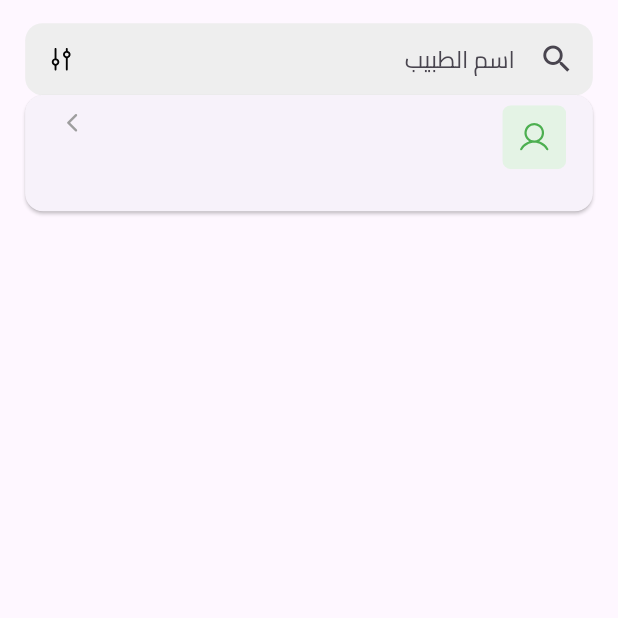
After one commit to alsakniahmad51/TaifClinic, a Flutter app: the DoctorsPage screen opened directly, on a phone screen of 412 x 824 dp, the top half of it. The commit adds this screen. Run offline on Flutter 3.47's test engine with Material 3 defaults, Android fonts, the phone set to English and light mode, and no system bars; our stand-ins replace bloc, equatable, flutter_bloc, flutter_screenutil, flutter_svg, supabase_flutter and 1 more; accounts and stored records are empty.

Commit message:
finished doctors feature logic and start UI

```diff
--- a/lib/core/util/constants.dart
+++ b/lib/core/util/constants.dart
@@ -13,6 +13,7 @@ const String iconSearch = 'assets/images/search.svg';
 const String notification = 'assets/images/notification.svg';
 const String x_ray_icon = 'assets/images/x-ray_icon.svg';
 const String info_icon = 'assets/images/Info.svg';
+const String person = 'assets/images/person.svg';
 
 class AppFont {
   static const primaryFont = 'Cairo';
--- /dev/null
+++ b/lib/features/doctors/presentation/pages/doctors_page.dart
@@ -0,0 +1,15 @@
+import 'package:clinic/features/doctors/presentation/widgets/doctors_page_body.dart';
+import 'package:clinic/features/home/presentation/widgets/home_text_field.dart';
+import 'package:flutter/material.dart';
+import 'package:flutter_screenutil/flutter_screenutil.dart';
+
+class DoctorsPage extends StatelessWidget {
+  const DoctorsPage({super.key});
+
+  @override
+  Widget build(BuildContext context) {
+    return const Scaffold(
+      body: DoctorsPageBody(),
+    );
+  }
+}
--- /dev/null
+++ b/lib/features/doctors/presentation/widgets/doctors_page_body.dart
@@ -0,0 +1,53 @@
+import 'package:clinic/core/util/constants.dart';
+import 'package:clinic/features/home/presentation/widgets/home_text_field.dart';
+import 'package:flutter/material.dart';
+import 'package:flutter_screenutil/flutter_screenutil.dart';
+import 'package:flutter_svg/svg.dart';
+
+class DoctorsPageBody extends StatelessWidget {
+  const DoctorsPageBody({
+    super.key,
+  });
+
+  @override
+  Widget build(BuildContext context) {
+    return SafeArea(
+      child: Column(
+        children: [
+          Padding(
+            padding: EdgeInsets.only(top: 16.h, right: 16.w, left: 16.w),
+            child: const HomeSearchTextFiled(
+              hint: 'اسم الطبيب',
+            ),
+          ),
+          Directionality(
+            textDirection: TextDirection.rtl,
+            child: SizedBox(
+              height: 80.h,
+              child: Card(
+                margin: EdgeInsets.symmetric(
+                  horizontal: 16.w,
+                ),
+                child: ListTile(
+                  trailing: Padding(
+                    padding: EdgeInsets.only(bottom: 20.h),
+                    child: const Icon(
+                      Icons.arrow_forward_ios_rounded,
+                      size: 15,
+                      color: Colors.grey,
+                    ),
+                  ),
+                  leading: SvgPicture.asset(
+                    person,
+                    height: 44.h,
+                    width: 44.w,
+                  ),
+                ),
+              ),
+            ),
+          )
+        ],
+      ),
+    );
+  }
+}
--- a/lib/features/home/presentation/pages/page_view.dart
+++ b/lib/features/home/presentation/pages/page_view.dart
@@ -6,10 +6,6 @@ class Pageview extends StatelessWidget {
 
   @override
   Widget build(BuildContext context) {
-    return Scaffold(
-      floatingActionButtonLocation: FloatingActionButtonLocation.centerDocked,
-      backgroundColor: const Color(0xffEBEBEB),
-      body: PageViewBody(),
-    );
+    return PageViewBody();
   }
 }
--- a/lib/features/home/presentation/widgets/home_text_field.dart
+++ b/lib/features/home/presentation/widgets/home_text_field.dart
@@ -7,13 +7,14 @@ import 'package:flutter_svg/svg.dart';
 class HomeSearchTextFiled extends StatelessWidget {
   const HomeSearchTextFiled({
     super.key,
+    required this.hint,
   });
-
+  final String hint;
   @override
   Widget build(BuildContext context) {
     return Container(
       decoration: BoxDecoration(
-        color: const Color(0xffF6F7F7),
+        color: Colors.grey[200],
         borderRadius: BorderRadius.all(
           Radius.circular(12.r),
         ),
@@ -25,7 +26,7 @@ class HomeSearchTextFiled extends StatelessWidget {
           fit: BoxFit.none,
         ),
         suffix: const Icon(Icons.search),
-        title: "مريض,تصوير مقطعي",
+        title: hint,
         radius: 12.r,
         textEditingController: TextEditingController(),
         keyboardType: TextInputType.text,
```
Also changed, not shown: lib/features/doctors/data/datasources/remote_doctor_datasource.dart (added, +89 -0 lines), lib/features/doctors/data/repos/doctor_repo_impl.dart (added, +38 -0 lines), lib/features/doctors/domain/entities/doctor.dart (added, +22 -0 lines), lib/features/doctors/domain/repos/doctor_repo.dart (added, +7 -0 lines), lib/features/doctors/domain/usecases/fetch_doctor_orders.dart (added, +12 -0 lines), lib/features/doctors/domain/usecases/fetch_doctors_usecase.dart (added, +12 -0 lines), lib/features/doctors/presentation/manager/docotr_cubit/doctors_cubit.dart (added, +23 -0 lines), lib/features/doctors/presentation/manager/docotr_cubit/doctors_state.dart (added, +30 -0 lines), lib/features/doctors/presentation/manager/docotr_order_cubit/doctor_order_cubit.dart (added, +22 -0 lines), lib/features/doctors/presentation/manager/docotr_order_cubit/doctor_order_state.dart (added, +28 -0 lines), lib/features/home/presentation/manager/cubit/order_cubit.dart (+6 -6 lines), lib/features/home/presentation/pages/doctors_page.dart (deleted, +0 -12 lines), lib/features/home/presentation/widgets/home_page_body.dart (+6 -1 lines), lib/features/home/presentation/widgets/page_view_body.dart (+7 -10 lines), 1 more files.
